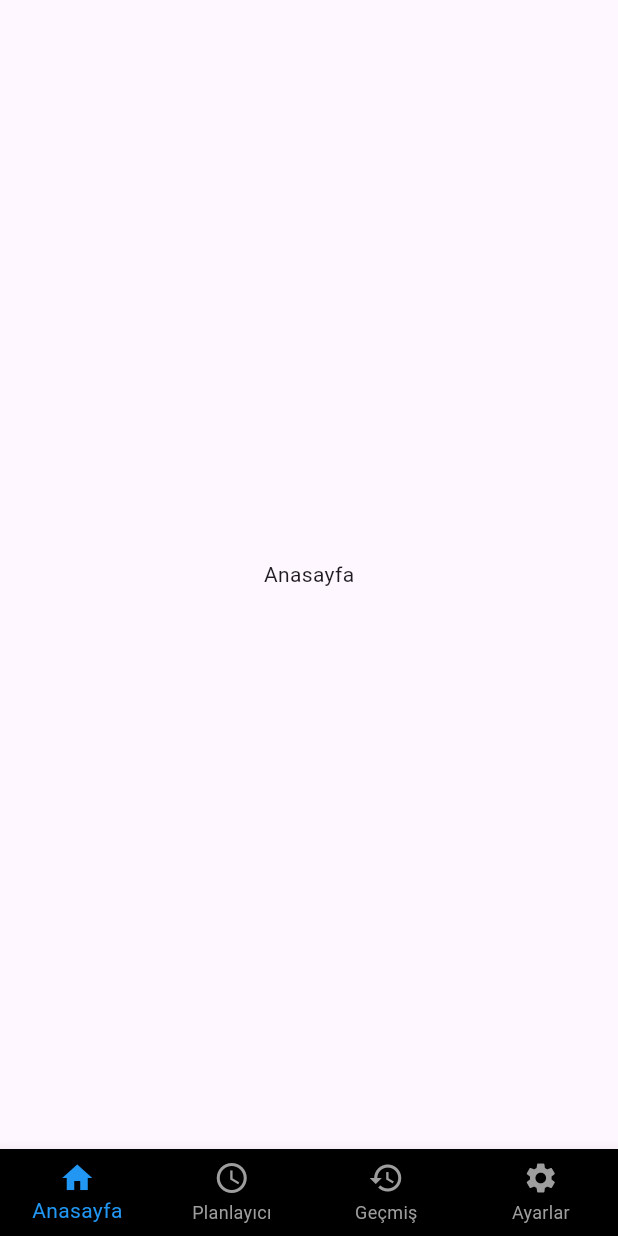
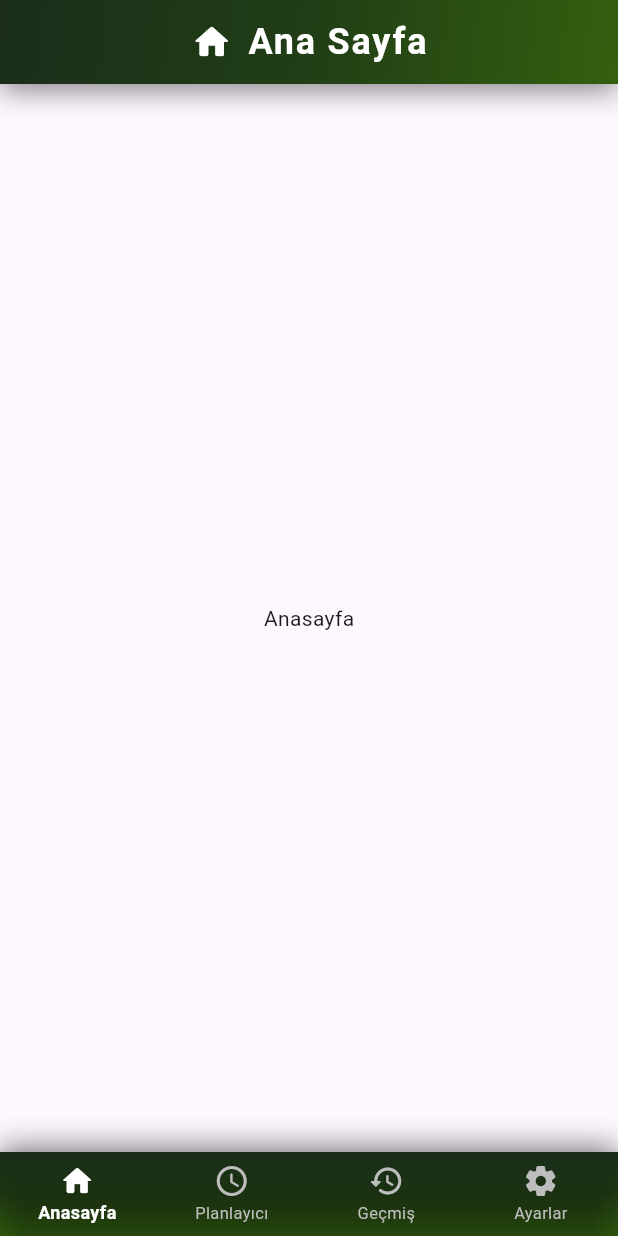
Before and after one commit to BurakYucelPY/WhatsAppBot, a Flutter app: the screen it shows after launch, on a phone screen of 412 x 824 dp. Run offline on Flutter 3.47's test engine with Material 3 defaults, Android fonts, the phone set to English and light mode, and no system bars; our stand-ins replace go_router.

Commit message:
Add UI for BottomNavigationBar and AppBar

```diff
--- a/lib/route/routing.dart
+++ b/lib/route/routing.dart
@@ -10,23 +10,50 @@ final router = GoRouter(
       builder: (context, state, navigationShell) {
         return Scaffold(
           body: navigationShell,
-          bottomNavigationBar: BottomNavigationBar(
+          bottomNavigationBar: Container(
+            decoration: const BoxDecoration(
+              gradient: LinearGradient(
+                begin: Alignment.topCenter,
+                end: Alignment.bottomCenter,
+                colors: [
+                  Color(0xFF1a2e1a),
+                  Color(0xFF213e16),
+                  Color(0xFF34600f),
+                ],
+              ),
+              boxShadow: [
+                BoxShadow(
+                  color: Colors.black45,
+                  blurRadius: 15,
+                  offset: Offset(0, -5),
+                ),
+              ],
+            ),
+            child: BottomNavigationBar(
               type: BottomNavigationBarType.fixed,
               currentIndex: navigationShell.currentIndex,
               onTap: navigationShell.goBranch,
-            backgroundColor: Colors.black,
-            selectedItemColor: Colors.blue,
-            unselectedItemColor: Colors.grey,
+              backgroundColor: Colors.transparent,
+              selectedItemColor: Colors.white,
+              unselectedItemColor: Colors.grey[400],
+              selectedLabelStyle: const TextStyle(
+                fontWeight: FontWeight.bold,
+                fontSize: 12,
+              ),
+              unselectedLabelStyle: const TextStyle(
+                fontSize: 11,
+              ),
               items: const [
                 BottomNavigationBarItem(
-                  icon: Icon(Icons.home), label: 'Anasayfa'),
+                    icon: Icon(Icons.home_rounded), label: 'Anasayfa'),
                 BottomNavigationBarItem(
-                  icon: Icon(Icons.schedule), label: 'Planlayıcı'),
+                    icon: Icon(Icons.schedule_rounded), label: 'Planlayıcı'),
                 BottomNavigationBarItem(
-                  icon: Icon(Icons.history), label: 'Geçmiş'),
+                    icon: Icon(Icons.history_rounded), label: 'Geçmiş'),
                 BottomNavigationBarItem(
-                  icon: Icon(Icons.settings), label: 'Ayarlar'),
+                    icon: Icon(Icons.settings_rounded), label: 'Ayarlar'),
               ],
+            ),
           ),
         );
       },
--- a/lib/screens/anasayfa/anasayfa_view.dart
+++ b/lib/screens/anasayfa/anasayfa_view.dart
@@ -2,11 +2,55 @@ import 'package:flutter/material.dart';
 
 class AnasayfaView extends StatelessWidget {
   const AnasayfaView({super.key});
-
   @override
   Widget build(BuildContext context) {
-    return const Scaffold(
-      body: Center(
+    return Scaffold(
+      appBar: AppBar(
+        backgroundColor: Colors.transparent,
+        elevation: 0,
+        centerTitle: true,
+        flexibleSpace: Container(
+          decoration: const BoxDecoration(
+            gradient: LinearGradient(
+              begin: Alignment.topLeft,
+              end: Alignment.bottomRight,
+              colors: [
+                Color(0xFF1a2e1a),
+                Color(0xFF213e16),
+                Color(0xFF34600f),
+              ],
+            ),
+            boxShadow: [
+              BoxShadow(
+                color: Colors.black45,
+                blurRadius: 15,
+                offset: Offset(0, 5),
+              ),
+            ],
+          ),
+        ),
+        title: const Row(
+          mainAxisSize: MainAxisSize.min,
+          children: [
+            Icon(
+              Icons.home_rounded,
+              color: Colors.white,
+              size: 28,
+            ),
+            SizedBox(width: 10),
+            Text(
+              'Ana Sayfa',
+              style: TextStyle(
+                color: Colors.white,
+                fontSize: 24,
+                fontWeight: FontWeight.bold,
+                letterSpacing: 1.2,
+              ),
+            ),
+          ],
+        ),
+      ),
+      body: const Center(
         child: Text('Anasayfa'),
       ),
     );
```
Also changed, not shown: lib/screens/ayarlar/ayarlar_view.dart (+47 -2 lines), lib/screens/gecmis/gecmis_view.dart (+47 -2 lines), lib/screens/planlayici/planlayici_view.dart (+47 -2 lines). Lines whose indentation alone changed are shown as unchanged.
